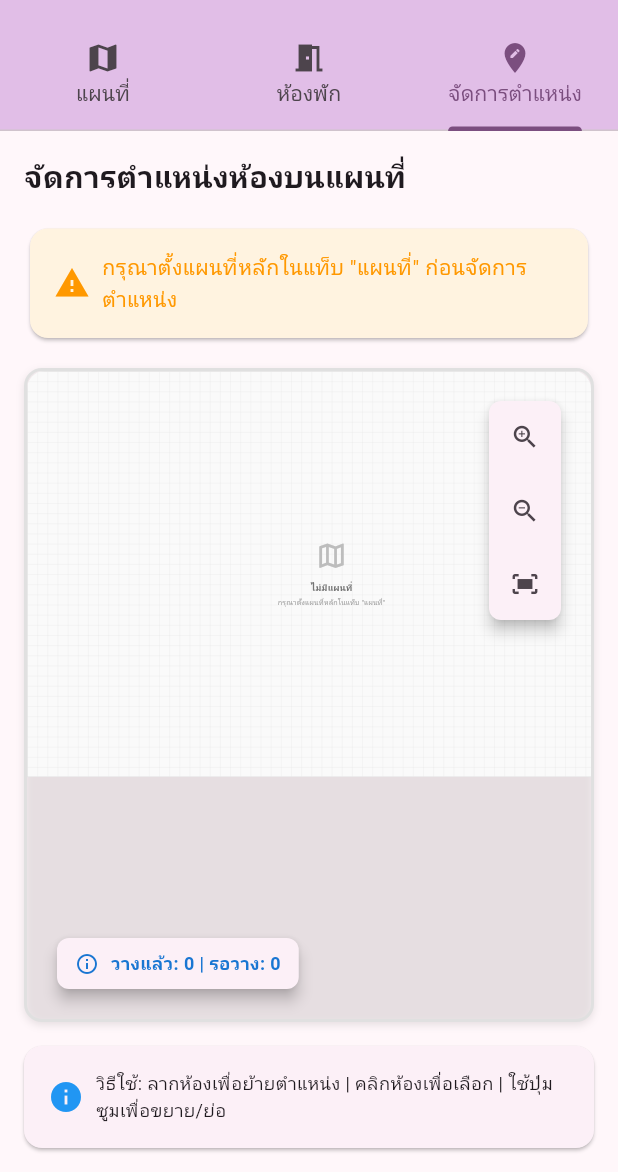
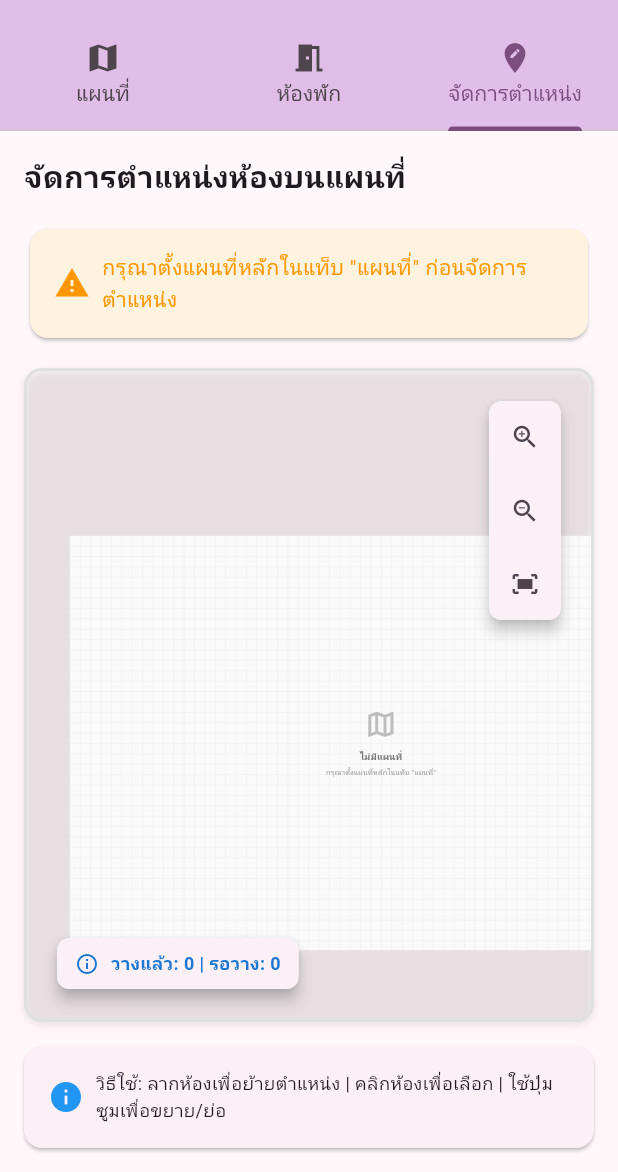
Before and after one commit to noraphat/Baan-petchbumpen-register, a Flutter app: the MapManagementScreen screen opened directly, tab 3 chosen, after a tap on the "zoom in" icon, on a phone screen of 412 x 824 dp, the part 64-1236 px from its top. Run offline on Flutter 3.47's test engine with Material 3 defaults, Android fonts, the phone set to English and light mode, and no system bars; our stand-ins replace image_picker, sqflite; missing offline and left inert: mobile_scanner, sunmi_printer_plus, thai_idcard_reader_flutter; accounts and stored records are empty.

Commit message:
update map ok

```diff
--- a/lib/widgets/interactive_map_improved.dart
+++ b/lib/widgets/interactive_map_improved.dart
@@ -41,15 +41,26 @@
   @override
   void initState() {
     super.initState();
+    debugPrint('=== InteractiveMapImproved initState ===');
+    debugPrint('MapData in initState: ${widget.mapData?.name}');
     _loadMapImage();
   }
 
   @override
   void didUpdateWidget(InteractiveMapImproved oldWidget) {
     super.didUpdateWidget(oldWidget);
+    debugPrint('=== InteractiveMapImproved didUpdateWidget ===');
+    debugPrint('Old MapData: ${oldWidget.mapData?.name}');
+    debugPrint('New MapData: ${widget.mapData?.name}');
+    debugPrint('Old ID: ${oldWidget.mapData?.id}');
+    debugPrint('New ID: ${widget.mapData?.id}');
+
     // โหลดแผนที่ใหม่หากมีการเปลี่ยนแปลง
     if (oldWidget.mapData?.id != widget.mapData?.id) {
+      debugPrint('MapData changed, calling _loadMapImage()');
       _loadMapImage();
+    } else {
+      debugPrint('MapData not changed, skipping _loadMapImage()');
     }
   }
 
@@ -67,7 +78,12 @@
     debugPrint('ImagePath: ${widget.mapData?.imagePath}');
     debugPrint('IsActive: ${widget.mapData?.isActive}');
 
-    if (widget.mapData?.hasImage == true) {
+    // รีเซ็ตสถานะก่อนโหลดใหม่
+    setState(() {
+      _isImageLoaded = false;
+    });
+
+    if (widget.mapData?.hasImage == true && widget.mapData?.imagePath != null) {
       try {
         final File imageFile = File(widget.mapData!.imagePath!);
         debugPrint('Image file exists: ${await imageFile.exists()}');
@@ -82,6 +98,7 @@
             'Image decoded successfully: ${image.width}x${image.height}',
           );
 
+          if (mounted) {
             setState(() {
               _mapImageSize = Size(
                 image.width.toDouble(),
@@ -92,32 +109,43 @@
 
             // Auto-fit image when first loaded
             WidgetsBinding.instance.addPostFrameCallback((_) {
+              if (mounted) {
                 _autoFitImage();
+              }
             });
+          }
         } else {
           debugPrint('ERROR: Image file does not exist!');
+          if (mounted) {
             setState(() {
               _mapImageSize = const Size(1200, 800);
               _isImageLoaded = true;
             });
           }
+        }
       } catch (e) {
         debugPrint('ERROR loading map image: $e');
+        if (mounted) {
           setState(() {
             _mapImageSize = const Size(1200, 800);
             _isImageLoaded = true;
           });
         }
+      }
     } else {
       debugPrint('No image path or hasImage is false');
+      if (mounted) {
         setState(() {
           _mapImageSize = const Size(1200, 800); // Default size for grid
           _isImageLoaded = true;
         });
 
         WidgetsBinding.instance.addPostFrameCallback((_) {
+          if (mounted) {
             _autoFitImage();
+          }
         });
+      }
     }
   }
 
@@ -129,31 +157,42 @@
     final containerSize = renderBox.size;
     final imageSize = _mapImageSize!;
 
+    debugPrint('AutoFit - Container: ${containerSize}, Image: ${imageSize}');
+
     // คำนวณ scale ที่เหมาะสมเพื่อให้รูปภาพพอดีกับ container
     final scaleX = containerSize.width / imageSize.width;
     final scaleY = containerSize.height / imageSize.height;
-    final scale =
-        (scaleX < scaleY ? scaleX : scaleY) * 0.9; // ลดลง 10% เพื่อให้มี margin
+    final scale = (scaleX < scaleY ? scaleX : scaleY) * 0.85; // ลดลง 15% เพื่อให้มี margin
 
-    // คำนวณตำแหน่งกลางภาพ
-    final centerX = imageSize.width / 2;
-    final centerY = imageSize.height / 2;
+    debugPrint('AutoFit scales - X: $scaleX, Y: $scaleY, Final: $scale');
 
-    // สร้าง transformation matrix
+    // คำนวณตำแหน่งที่จะทำให้ภาพอยู่กลาง container
+    final scaledImageWidth = imageSize.width * scale;
+    final scaledImageHeight = imageSize.height * scale;
+
+    final offsetX = (containerSize.width - scaledImageWidth) / 2;
+    final offsetY = (containerSize.height - scaledImageHeight) / 2;
+
+    // สร้าง transformation matrix แบบใหม่
     final matrix = Matrix4.identity()
-      ..translate(-centerX, -centerY) // ย้ายไปที่จุดกลาง
-      ..scale(scale) // ปรับขนาด
-      ..translate(
-        containerSize.width / 2,
-        containerSize.height / 2,
-      ); // ย้ายกลับมากลาง container
+      ..translate(offsetX, offsetY)
+      ..scale(scale);
+
+    debugPrint('AutoFit - Offset: ($offsetX, $offsetY), Scale: $scale');
 
     _transformationController.value = matrix;
   }
 
   @override
   Widget build(BuildContext context) {
+    debugPrint('=== InteractiveMapImproved build ===');
+    debugPrint('IsImageLoaded: $_isImageLoaded');
+    debugPrint('MapImageSize: $_mapImageSize');
+    debugPrint('MapData in build: ${widget.mapData?.name}');
+    debugPrint('HasImage in build: ${widget.mapData?.hasImage}');
+
     if (!_isImageLoaded) {
+      debugPrint('Showing loading indicator');
       return const Center(child: CircularProgressIndicator());
     }
 
@@ -163,6 +202,9 @@
     final availableRooms = widget.rooms
         .where((room) => !room.hasPosition)
         .toList();
+
+    debugPrint('Positioned rooms: ${positionedRooms.length}');
+    debugPrint('Available rooms: ${availableRooms.length}');
 
     return LayoutBuilder(
       builder: (context, constraints) {
@@ -285,7 +327,8 @@
     return Container(
       width: _mapImageSize?.width ?? 1200,
       height: _mapImageSize?.height ?? 800,
-      child: widget.mapData?.hasImage == true
+      child:
+          widget.mapData?.hasImage == true && widget.mapData?.imagePath != null
           ? Image.file(
               File(widget.mapData!.imagePath!),
               fit: BoxFit.cover, // เปลี่ยนกลับเป็น cover เพื่อคงอัตราส่วน
@@ -609,12 +652,20 @@
 
   // Widget สำหรับห้องที่วางตำแหน่งแล้ว
   Widget _buildPositionedRoomWidget(Room room) {
+    debugPrint(
+      'Building positioned room: ${room.name} at (${room.positionX}, ${room.positionY})',
+    );
+
     final (width, height) = room.getSizeForUI();
 
     // คำนวณตำแหน่งจาก percentage เป็น absolute position
     final imageSize = _mapImageSize ?? const Size(1200, 800);
     final absoluteX = (room.positionX! / 100) * imageSize.width;
     final absoluteY = (room.positionY! / 100) * imageSize.height;
+
+    debugPrint(
+      'Room ${room.name}: percentage(${room.positionX}, ${room.positionY}) -> absolute(${absoluteX}, ${absoluteY})',
+    );
 
     return Transform.translate(
       offset: Offset(absoluteX - (width / 2), absoluteY - (height / 2)),
@@ -992,11 +1043,17 @@
         children: [
           IconButton(
             onPressed: () {
-              final currentScale = _transformationController.value
-                  .getMaxScaleOnAxis();
-              final newScale = (currentScale * 1.2).clamp(0.1, 5.0);
-              final matrix = Matrix4.identity()..scale(newScale);
-              _transformationController.value = matrix;
+              final currentMatrix = _transformationController.value;
+              final currentScale = currentMatrix.getMaxScaleOnAxis();
+              final newScale = (currentScale * 1.3).clamp(0.1, 5.0);
+
+              // สร้าง matrix ใหม่โดยรักษาตำแหน่งปัจจุบัน
+              final translation = currentMatrix.getTranslation();
+              final newMatrix = Matrix4.identity()
+                ..translate(translation.x, translation.y)
+                ..scale(newScale);
+
+              _transformationController.value = newMatrix;
             },
             icon: const Icon(Icons.zoom_in, size: 20),
             tooltip: 'ขยาย',
@@ -1004,20 +1061,33 @@
           const Divider(height: 1),
           IconButton(
             onPressed: () {
-              final currentScale = _transformationController.value
-                  .getMaxScaleOnAxis();
-              final newScale = (currentScale / 1.2).clamp(0.1, 5.0);
-              final matrix = Matrix4.identity()..scale(newScale);
-              _transformationController.value = matrix;
+              final currentMatrix = _transformationController.value;
+              final currentScale = currentMatrix.getMaxScaleOnAxis();
+              final newScale = (currentScale / 1.3).clamp(0.1, 5.0);
+
+              // สร้าง matrix ใหม่โดยรักษาตำแหน่งปัจจุบัน
+              final translation = currentMatrix.getTranslation();
+              final newMatrix = Matrix4.identity()
+                ..translate(translation.x, translation.y)
+                ..scale(newScale);
+
+              _transformationController.value = newMatrix;
             },
             icon: const Icon(Icons.zoom_out, size: 20),
             tooltip: 'ย่อ',
           ),
           const Divider(height: 1),
           IconButton(
-            onPressed: _autoFitImage,
+            onPressed: () {
+              // บังคับให้ autofit ทำงานแม้จะมีภาพแล้ว
+              WidgetsBinding.instance.addPostFrameCallback((_) {
+                if (mounted) {
+                  _autoFitImage();
+                }
+              });
+            },
             icon: const Icon(Icons.fit_screen, size: 20),
-            tooltip: 'ปรับขนาด',
+            tooltip: 'ปรับขนาดพอดีหน้าจอ',
           ),
         ],
       ),
```
Lines whose indentation alone changed are shown as unchanged.
